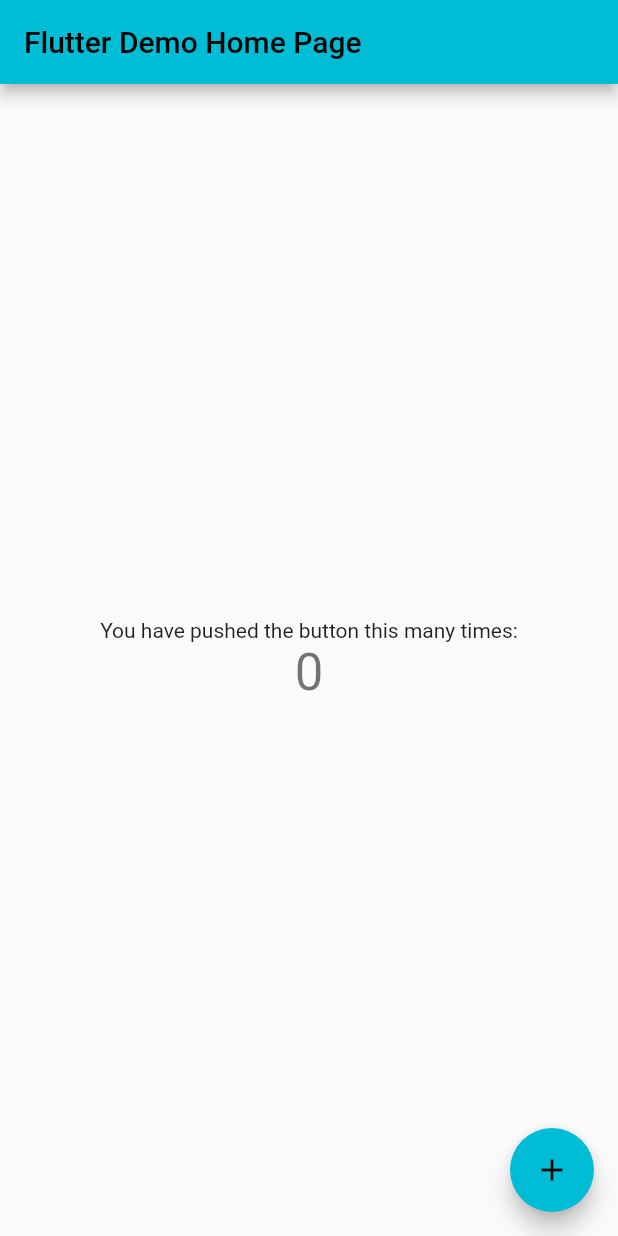
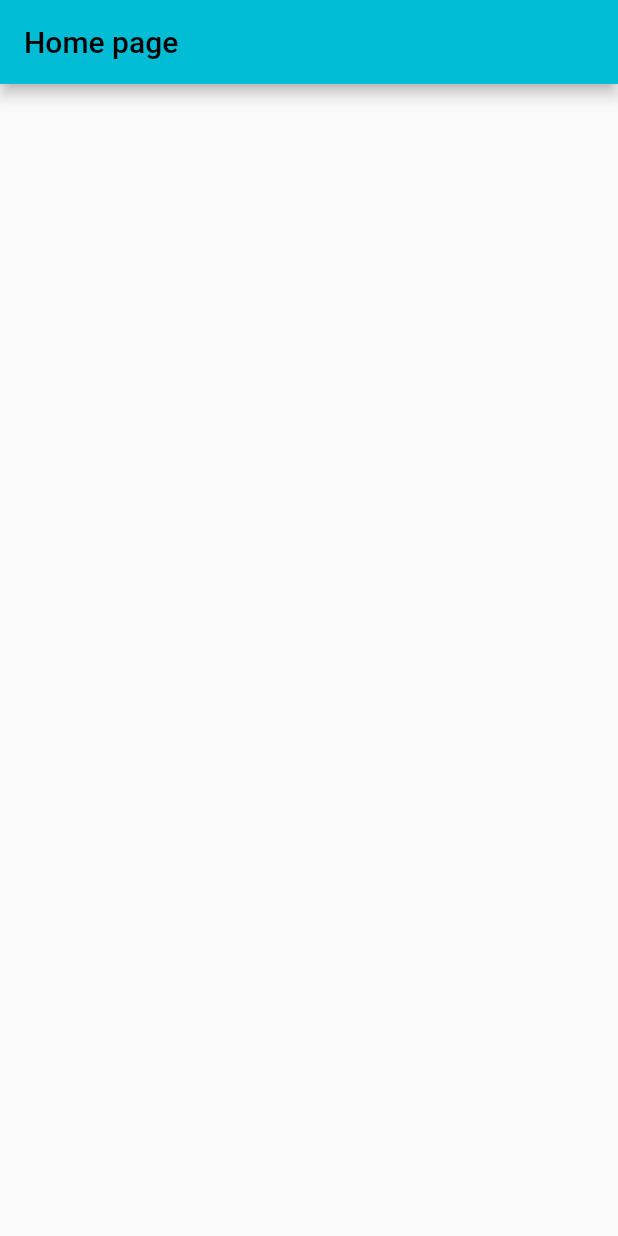
Before and after one commit to purnima-gosain/exploring-api, a Flutter app: the screen it shows after launch, on a phone screen of 412 x 824 dp. Run offline on Flutter 3.47's test engine with Material 2 defaults, Android fonts, the phone set to English and light mode, and no system bars.

```diff
--- a/api_dio/lib/main.dart
+++ b/api_dio/lib/main.dart
@@ -1,3 +1,4 @@
+import 'package:api_dio/views/home_page.dart';
 import 'package:flutter/material.dart';
 
 void main() {
@@ -18,92 +19,7 @@ class MyApp extends StatelessWidget {
 
         primarySwatch: Colors.cyan,
       ),
-      home: const MyHomePage(title: 'Flutter Demo Home Page'),
+      home: const HomePage(),
     );
   }
 }
-
-class MyHomePage extends StatefulWidget {
-  const MyHomePage({Key? key, required this.title}) : super(key: key);
-
-  // This widget is the home page of your application. It is stateful, meaning
-  // that it has a State object (defined below) that contains fields that affect
-  // how it looks.
-
-  // This class is the configuration for the state. It holds the values (in this
-  // case the title) provided by the parent (in this case the App widget) and
-  // used by the build method of the State. Fields in a Widget subclass are
-  // always marked "final".
-
-  final String title;
-
-  @override
-  State<MyHomePage> createState() => _MyHomePageState();
-}
-
-class _MyHomePageState extends State<MyHomePage> {
-  int _counter = 0;
-
-  void _incrementCounter() {
-    setState(() {
-      // This call to setState tells the Flutter framework that something has
-      // changed in this State, which causes it to rerun the build method below
-      // so that the display can reflect the updated values. If we changed
-      // _counter without calling setState(), then the build method would not be
-      // called again, and so nothing would appear to happen.
-      _counter++;
-    });
-  }
-
-  @override
-  Widget build(BuildContext context) {
-    // This method is rerun every time setState is called, for instance as done
-    // by the _incrementCounter method above.
-    //
-    // The Flutter framework has been optimized to make rerunning build methods
-    // fast, so that you can just rebuild anything that needs updating rather
-    // than having to individually change instances of widgets.
-    return Scaffold(
-      appBar: AppBar(
-        // Here we take the value from the MyHomePage object that was created by
-        // the App.build method, and use it to set our appbar title.
-        title: Text(widget.title),
-      ),
-      body: Center(
-        // Center is a layout widget. It takes a single child and positions it
-        // in the middle of the parent.
-        child: Column(
-          // Column is also a layout widget. It takes a list of children and
-          // arranges them vertically. By default, it sizes itself to fit its
-          // children horizontally, and tries to be as tall as its parent.
-          //
-          // Invoke "debug painting" (press "p" in the console, choose the
-          // "Toggle Debug Paint" action from the Flutter Inspector in Android
-          // Studio, or the "Toggle Debug Paint" command in Visual Studio Code)
-          // to see the wireframe for each widget.
-          //
-          // Column has various properties to control how it sizes itself and
-          // how it positions its children. Here we use mainAxisAlignment to
-          // center the children vertically; the main axis here is the vertical
-          // axis because Columns are vertical (the cross axis would be
-          // horizontal).
-          mainAxisAlignment: MainAxisAlignment.center,
-          children: <Widget>[
-            const Text(
-              'You have pushed the button this many times:',
-            ),
-            Text(
-              '$_counter',
-              style: Theme.of(context).textTheme.headline4,
-            ),
-          ],
-        ),
-      ),
-      floatingActionButton: FloatingActionButton(
-        onPressed: _incrementCounter,
-        tooltip: 'Increment',
-        child: const Icon(Icons.add),
-      ), // This trailing comma makes auto-formatting nicer for build methods.
-    );
-  }
-}
--- a/api_dio/lib/views/home_page.dart
+++ b/api_dio/lib/views/home_page.dart
@@ -0,0 +1,17 @@
+import 'package:flutter/material.dart';
+
+class HomePage extends StatefulWidget {
+  const HomePage({Key? key}) : super(key: key);
+
+  @override
+  State<HomePage> createState() => _HomePageState();
+}
+
+class _HomePageState extends State<HomePage> {
+  @override
+  Widget build(BuildContext context) {
+    return Scaffold(
+      appBar: AppBar(title: const Text("Home page")),
+    );
+  }
+}
--- a/api_dio/pubspec.yaml
+++ b/api_dio/pubspec.yaml
@@ -34,6 +34,7 @@ dependencies:
   # The following adds the Cupertino Icons font to your application.
   # Use with the CupertinoIcons class for iOS style icons.
   cupertino_icons: ^1.0.2
+  dio: ^4.0.6
 
 dev_dependencies:
   flutter_test:
```
Also changed, not shown: api_dio/pubspec.lock.
